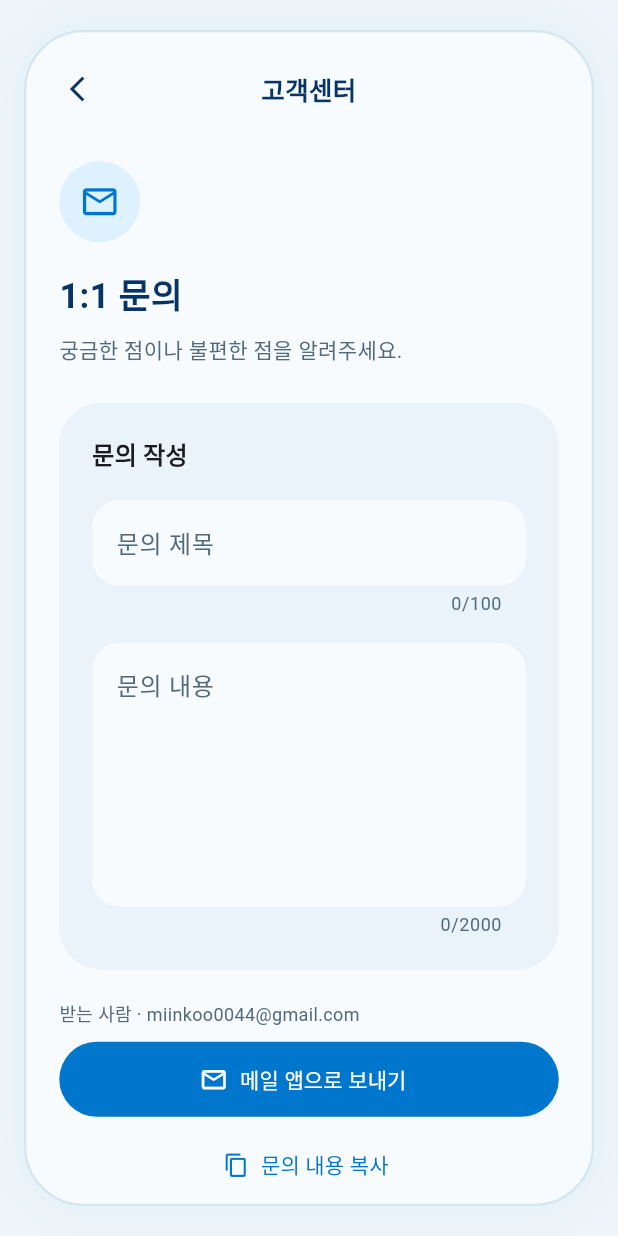
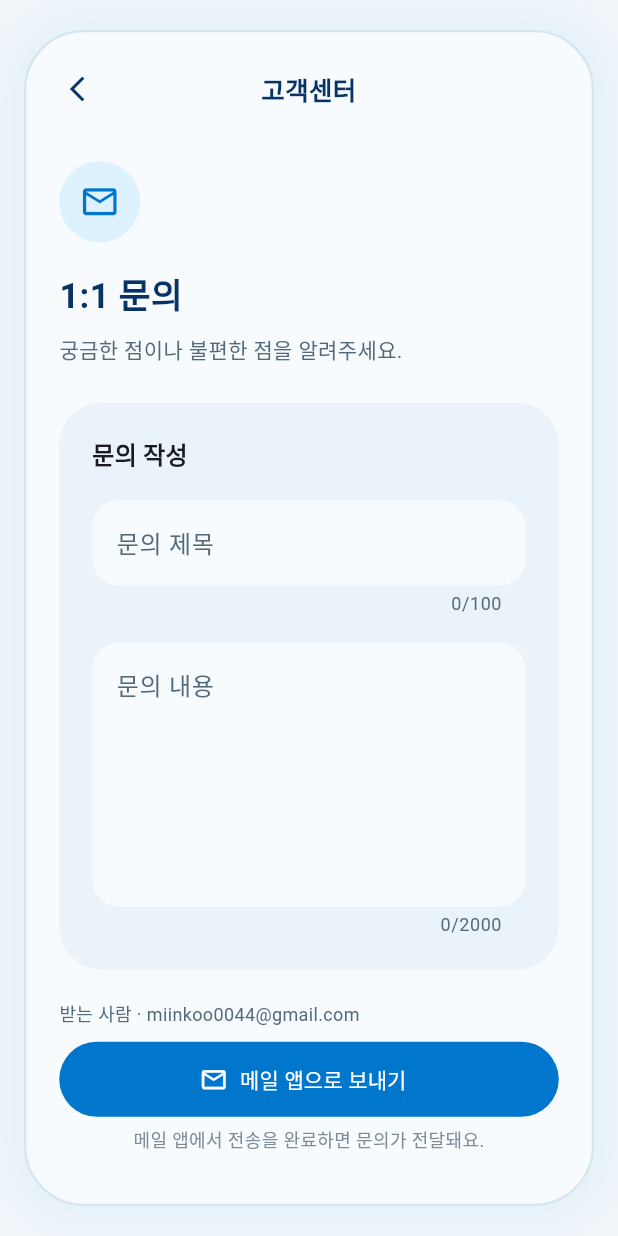
Before and after one commit to felixcwj/Mobile_Programming, a Flutter app: the SupportScreen screen opened directly, on a phone screen of 412 x 824 dp. Run offline on Flutter 3.47's test engine with Material 3 defaults, Android fonts, the phone set to English and light mode, and no system bars; our stand-ins replace firebase_core, image_picker; accounts and stored records are empty.

Commit message:
ux: streamline profile and support form experience

```diff
--- a/frontend/lib/screens/profile/support_screen.dart
+++ b/frontend/lib/screens/profile/support_screen.dart
@@ -1,5 +1,4 @@
 import 'package:flutter/material.dart';
-import 'package:flutter/services.dart';
 import 'package:url_launcher/url_launcher.dart';
 import '../../config/support_config.dart';
 import 'profile_widgets.dart';
@@ -67,7 +66,7 @@ class _SupportScreenState extends State<SupportScreen> {
       _notice(
         opened
             ? '메일 작성 화면을 열었어요. 메일 앱에서 전송을 완료해 주세요.'
-            : '메일 앱을 열지 못했어요. 문의 내용을 복사해 직접 보내주세요.',
+            : '메일 앱을 열지 못했어요. 메일 앱 설정을 확인해 주세요.',
       );
     } catch (_) {
       if (mounted) _notice('메일 앱을 열지 못했어요. 문의 내용을 복사해 직접 보내주세요.');
@@ -76,20 +75,6 @@ class _SupportScreenState extends State<SupportScreen> {
     }
   }
 
-  Future<void> _copy() async {
-    if (!_validate()) return;
-    try {
-      await Clipboard.setData(
-        ClipboardData(
-          text:
-              '${_configured ? '받는 사람: $_recipient\n' : ''}제목: [플랜잇 1:1 문의] ${_subject.text.trim()}\n\n${_message.text.trim()}',
-        ),
-      );
-      if (mounted) _notice('문의 내용을 복사했어요.');
-    } catch (_) {
-      if (mounted) _notice('복사하지 못했어요. 작성한 내용을 직접 복사해 주세요.');
-    }
-  }
 
   @override
   Widget build(BuildContext context) => PopScope(
@@ -188,12 +173,6 @@ class _SupportScreenState extends State<SupportScreen> {
               icon: const Icon(Icons.mail_outline, size: 19),
               label: Text(_opening ? '메일 앱 여는 중…' : '메일 앱으로 보내기'),
             ),
-            const SizedBox(height: 8),
-            TextButton.icon(
-              onPressed: _opening ? null : _copy,
-              icon: const Icon(Icons.copy_outlined, size: 17),
-              label: const Text('문의 내용 복사'),
-            ),
             const SizedBox(height: 6),
             const Text(
               '메일 앱에서 전송을 완료하면 문의가 전달돼요.',
```
